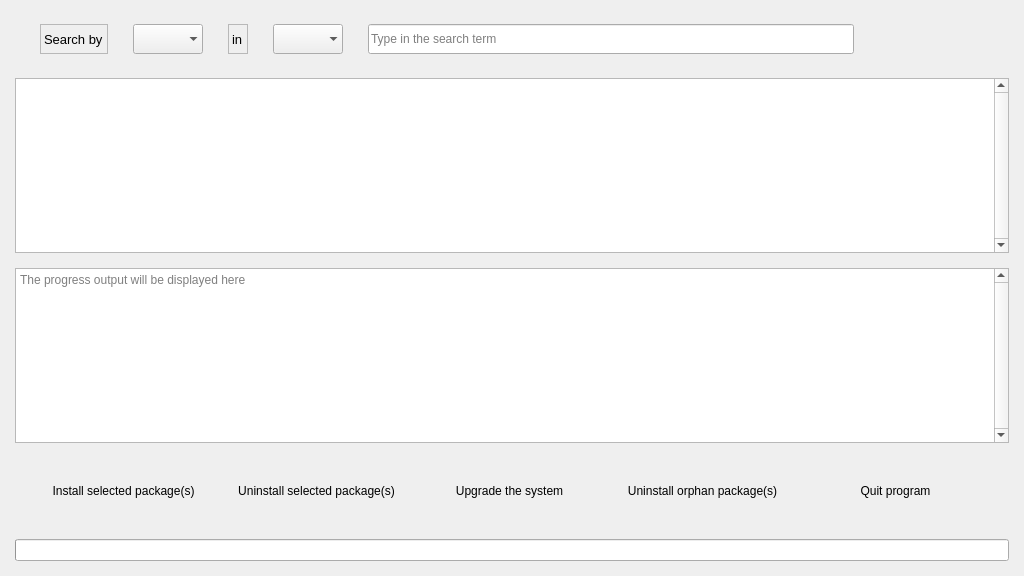
Qt form src/frontend/gui/ui/sisyphus.ui (redcorelinux/sisyphus) before a commit.
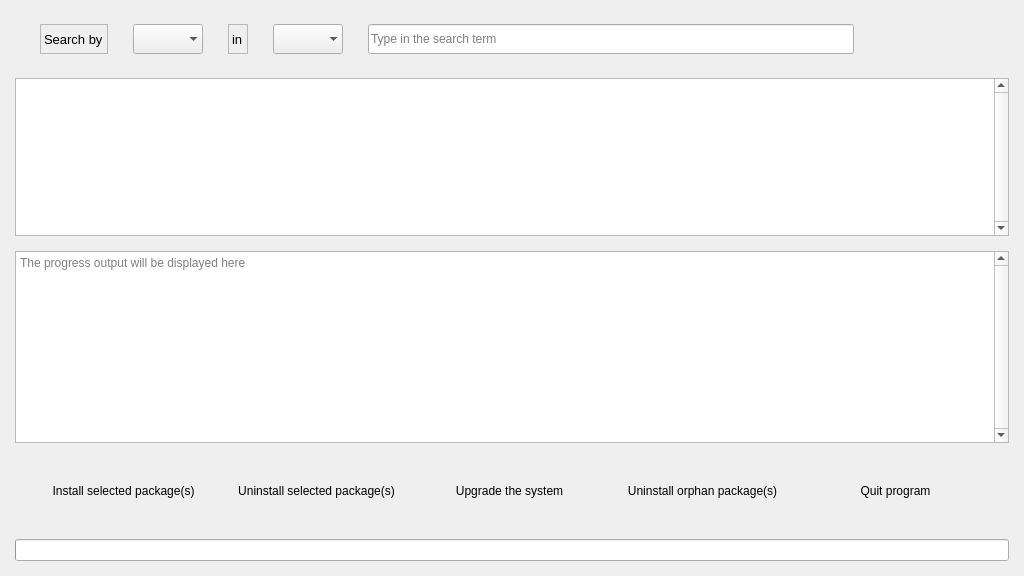
The same form after that commit. Icons and pictures are not drawn.

Commit message: backend : rework the update logic a little gui-frontend : hide the progress box initially, only show it when needed, make it significantly larger, disable UI elements instead of hiding them

The edit to the form file:
```diff
--- a/src/frontend/gui/ui/sisyphus.ui
+++ b/src/frontend/gui/ui/sisyphus.ui
@@ -51,12 +51,6 @@
     </property>
     <item row="1" column="0">
      <widget class="QTableView" name="databaseTable">
-      <property name="minimumSize">
-       <size>
-        <width>0</width>
-        <height>175</height>
-       </size>
-      </property>
       <property name="frameShape">
        <enum>QFrame::StyledPanel</enum>
       </property>
@@ -119,18 +113,6 @@
     </item>
     <item row="2" column="0">
      <widget class="QPlainTextEdit" name="progressBox">
-      <property name="minimumSize">
-       <size>
-        <width>0</width>
-        <height>175</height>
-       </size>
-      </property>
-      <property name="maximumSize">
-       <size>
-        <width>16777215</width>
-        <height>200</height>
-       </size>
-      </property>
       <property name="frameShape">
        <enum>QFrame::StyledPanel</enum>
       </property>
```
The commit also changes 2 other files.
